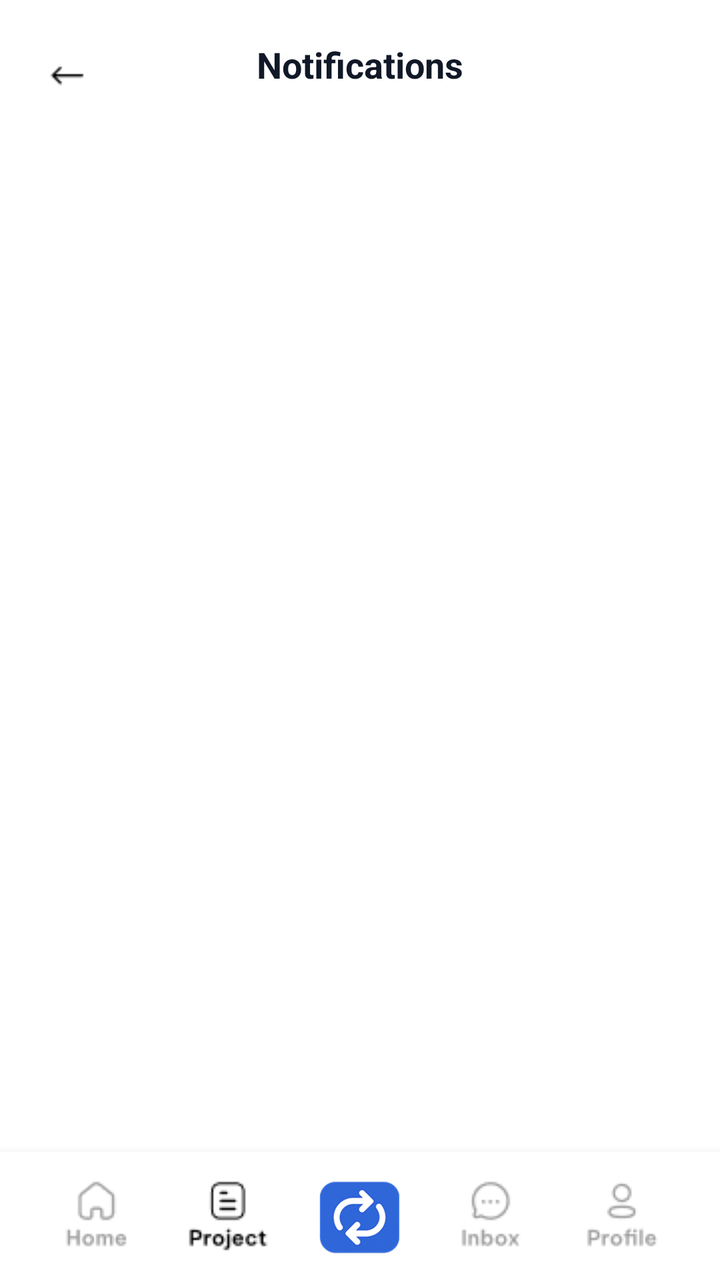
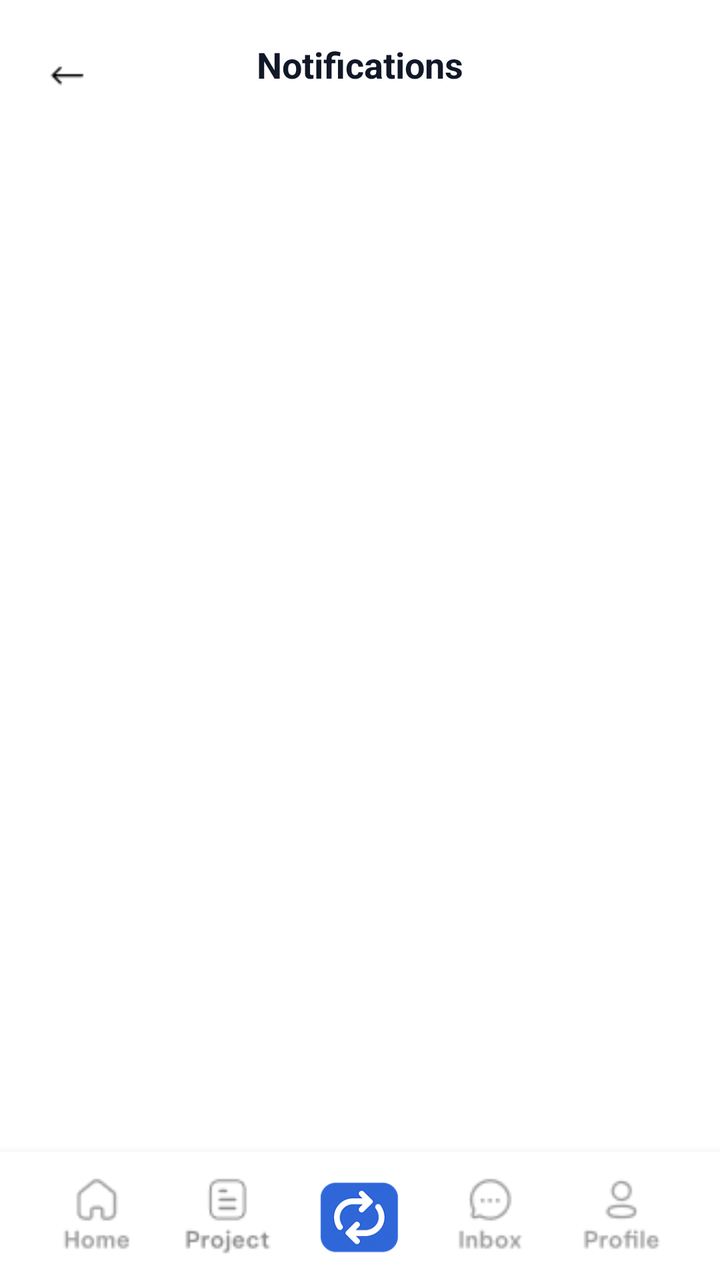

Screens rendered from an Android XML layout before and after an edit, with the pre-edit source and the edit as a unified diff.
<!-- AndroidManifest.xml: application theme Theme.Teamflow -->
<!-- res/layout/activity_notifications_fill.xml -->
<RelativeLayout xmlns:android="http://schemas.android.com/apk/res/android"
    android:layout_width="match_parent"
    android:layout_height="match_parent"
    xmlns:tools="http://schemas.android.com/tools"
    android:background="#FFFFFF"
    android:id="@+id/main"
    tools:context=".notifications_fill">

    
    <RelativeLayout
        android:layout_marginTop="10dp"
        android:id="@+id/topBar"
        android:layout_width="match_parent"
        android:layout_height="56dp"
        android:paddingStart="16dp"
        android:paddingEnd="16dp"
        android:gravity="center_vertical">

        <ImageView
            android:id="@+id/btnBack"
            android:layout_width="36dp"
            android:layout_height="36dp"
            android:src="@drawable/back_arrow" />

        <TextView
            android:id="@+id/tvTitle"
            android:layout_width="wrap_content"
            android:layout_height="wrap_content"
            android:layout_centerHorizontal="true"
            android:text="Notifications"
            android:textSize="18sp"
            android:textStyle="bold"
            android:textColor="#111827" />
    </RelativeLayout>

    
    <androidx.recyclerview.widget.RecyclerView
        android:id="@+id/rvNotifications"
        android:layout_width="match_parent"
        android:layout_height="0dp"
        android:layout_below="@id/topBar"
        android:layout_above="@+id/bottomNav"
        android:clipToPadding="false"
        android:paddingTop="8dp"
        android:paddingBottom="8dp" />
    
    
    <LinearLayout
        android:id="@+id/emptyState"
        android:layout_width="match_parent"
        android:layout_height="wrap_content"
        android:layout_centerInParent="true"
        android:orientation="vertical"
        android:gravity="center"
        android:visibility="gone">
        
        <ImageView
            android:layout_width="100dp"
            android:layout_height="100dp"
            android:src="@drawable/no_notifications"
            android:alpha="0.5" />
        
        <TextView
            android:layout_width="wrap_content"
            android:layout_height="wrap_content"
            android:layout_marginTop="16dp"
            android:text="No notifications yet"
            android:textColor="#9CA3AF"
            android:textSize="16sp" />
    </LinearLayout>

    
    <LinearLayout
        android:id="@+id/bottomNav"
        android:layout_width="match_parent"
        android:layout_height="64dp"
        android:layout_alignParentBottom="true"
        android:orientation="horizontal"
        android:background="#FFFFFF"
        android:paddingStart="16dp"
        android:paddingEnd="16dp"
        android:elevation="8dp">

        
        <LinearLayout
            android:layout_width="0dp"
            android:layout_height="match_parent"
            android:layout_weight="1"
            android:gravity="center"
            android:orientation="vertical">

            <ImageView
                android:layout_width="wrap_content"
                android:layout_height="wrap_content"
                android:src="@drawable/home_unselect"
                />


        </LinearLayout>

        
        <LinearLayout
            android:layout_width="0dp"
            android:layout_height="match_parent"
            android:layout_weight="1"
            android:gravity="center"
            android:orientation="vertical">
            <ImageView android:layout_width="wrap_content" android:layout_height="wrap_content" android:src="@drawable/project"
                android:tint="@color/black"/>
        </LinearLayout>

        <LinearLayout
            android:layout_width="0dp"
            android:layout_height="match_parent"
            android:layout_weight="1"
            android:gravity="center"
            android:orientation="vertical">
            <ImageView android:layout_width="wrap_content" android:layout_height="wrap_content" android:src="@drawable/logo_main"/>
        </LinearLayout>

        <LinearLayout
            android:layout_width="0dp"
            android:layout_height="match_parent"
            android:layout_weight="1"
            android:gravity="center"
            android:orientation="vertical">
            <ImageView android:layout_width="wrap_content" android:layout_height="wrap_content" android:src="@drawable/inbox_unselect"/>
        </LinearLayout>

        <LinearLayout
            android:layout_width="0dp"
            android:layout_height="match_parent"
            android:layout_weight="1"
            android:gravity="center"
            android:orientation="vertical">
            <ImageView android:layout_width="wrap_content" android:layout_height="wrap_content" android:src="@drawable/profile_unselect"/>
        </LinearLayout>
    </LinearLayout>
</RelativeLayout>
<!-- resources referenced by this layout -->
<resources>
  <color name="black">#FF000000</color>
  <!-- drawable back_arrow: png bitmap (drawable, 621 bytes) -->
  <!-- drawable home_unselect: png bitmap (drawable, 898 bytes) -->
  <!-- drawable inbox_unselect: png bitmap (drawable, 952 bytes) -->
  <!-- drawable logo_main: png bitmap (drawable, 15760 bytes) -->
  <!-- drawable no_notifications: png bitmap (drawable, 30536 bytes) -->
  <!-- drawable profile_unselect: png bitmap (drawable, 1003 bytes) -->
  <!-- drawable project: png bitmap (drawable, 1049 bytes) -->
  <style name="Theme.Teamflow" parent="Base.Theme.Teamflow" />
  <style name="Base.Theme.Teamflow" parent="Theme.Material3.DayNight.NoActionBar">
          
         <item name="colorPrimary">#2F6CE5</item>
      </style>
</resources>

<!-- the commit's change to res/layout/activity_notifications_fill.xml (unified diff, before → after) -->
@@ -83,6 +83,7 @@
 
         
         <LinearLayout
+            android:id="@+id/navHome"
             android:layout_width="0dp"
             android:layout_height="match_parent"
             android:layout_weight="1"
@@ -90,50 +91,74 @@
             android:orientation="vertical">
 
             <ImageView
-                android:layout_width="wrap_content"
-                android:layout_height="wrap_content"
+                android:layout_width="64dp"
+                android:layout_height="64dp"
                 android:src="@drawable/home_unselect"
-                />
-
-
+                android:scaleType="fitCenter" />
         </LinearLayout>
 
         
         <LinearLayout
+            android:id="@+id/navProjects"
             android:layout_width="0dp"
             android:layout_height="match_parent"
             android:layout_weight="1"
             android:gravity="center"
             android:orientation="vertical">
-            <ImageView android:layout_width="wrap_content" android:layout_height="wrap_content" android:src="@drawable/project"
-                android:tint="@color/black"/>
+
+            <ImageView
+                android:layout_width="64dp"
+                android:layout_height="64dp"
+                android:src="@drawable/project"
+                android:scaleType="fitCenter" />
         </LinearLayout>
 
+        
         <LinearLayout
+            android:id="@+id/navCalendar"
             android:layout_width="0dp"
             android:layout_height="match_parent"
             android:layout_weight="1"
             android:gravity="center"
             android:orientation="vertical">
-            <ImageView android:layout_width="wrap_content" android:layout_height="wrap_content" android:src="@drawable/logo_main"/>
+
+            <ImageView
+                android:layout_width="64dp"
+                android:layout_height="64dp"
+                android:src="@drawable/logo_main"
+                android:scaleType="fitCenter" />
         </LinearLayout>
 
+        
         <LinearLayout
+            android:id="@+id/navInbox"
             android:layout_width="0dp"
             android:layout_height="match_parent"
             android:layout_weight="1"
             android:gravity="center"
             android:orientation="vertical">
-            <ImageView android:layout_width="wrap_content" android:layout_height="wrap_content" android:src="@drawable/inbox_unselect"/>
+
+            <ImageView
+                android:layout_width="64dp"
+                android:layout_height="64dp"
+                android:src="@drawable/inbox_unselect"
+                android:scaleType="fitCenter" />
         </LinearLayout>
 
+        
         <LinearLayout
+            android:id="@+id/navProfile"
             android:layout_width="0dp"
             android:layout_height="match_parent"
             android:layout_weight="1"
             android:gravity="center"
             android:orientation="vertical">
-            <ImageView android:layout_width="wrap_content" android:layout_height="wrap_content" android:src="@drawable/profile_unselect"/>
+
+            <ImageView
+                android:layout_width="64dp"
+                android:layout_height="64dp"
+                android:src="@drawable/profile_unselect"
+                android:scaleType="fitCenter" />
         </LinearLayout>
     </LinearLayout>
 </RelativeLayout>
<!-- resource entries referenced after the edit -->
@@ -1,6 +1,5 @@
 <!-- resources referenced by this layout -->
 <resources>
-  <color name="black">#FF000000</color>
   <!-- drawable back_arrow: png bitmap (drawable, 621 bytes) -->
   <!-- drawable home_unselect: png bitmap (drawable, 898 bytes) -->
   <!-- drawable inbox_unselect: png bitmap (drawable, 952 bytes) -->
